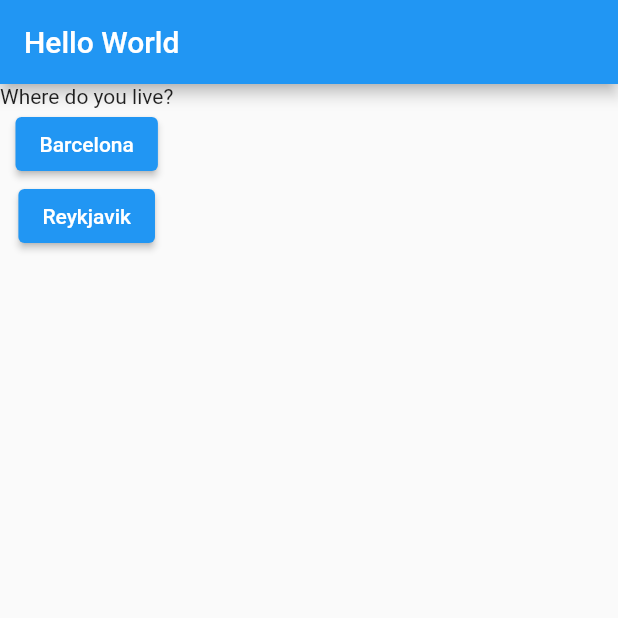
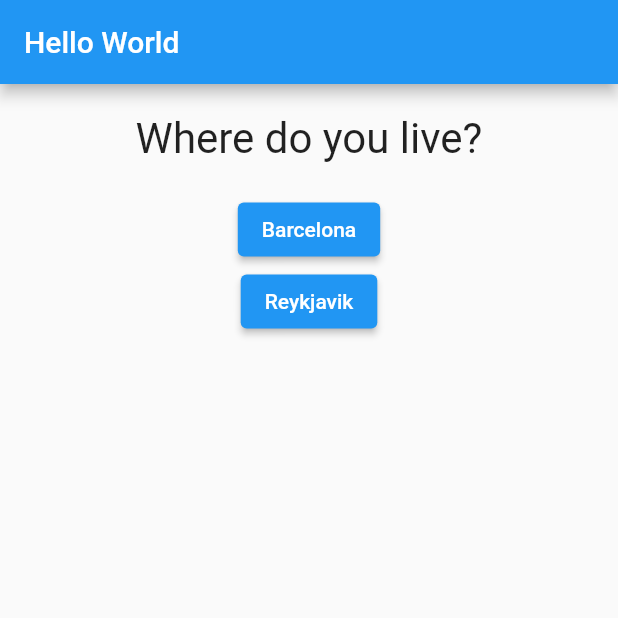
Before and after one commit to pauIbanez/ShoppingList, a Flutter app: the screen it shows after launch, on a phone screen of 412 x 824 dp, the top half of it. Run offline on Flutter 3.47's test engine with Material 2 defaults, Android fonts, the phone set to English and light mode, and no system bars.

Commit message:
added styles to the question widget

```diff
--- a/lib/question/question.dart
+++ b/lib/question/question.dart
@@ -7,6 +7,14 @@ class Question extends StatelessWidget {
 
   @override
   Widget build(BuildContext context) {
-    return Text(questionText);
+    return Container(
+      width: double.infinity,
+      margin: EdgeInsets.all(20),
+      child: Text(
+        questionText,
+        style: TextStyle(fontSize: 28),
+        textAlign: TextAlign.center,
+      )
+    );
   }
 }
```
